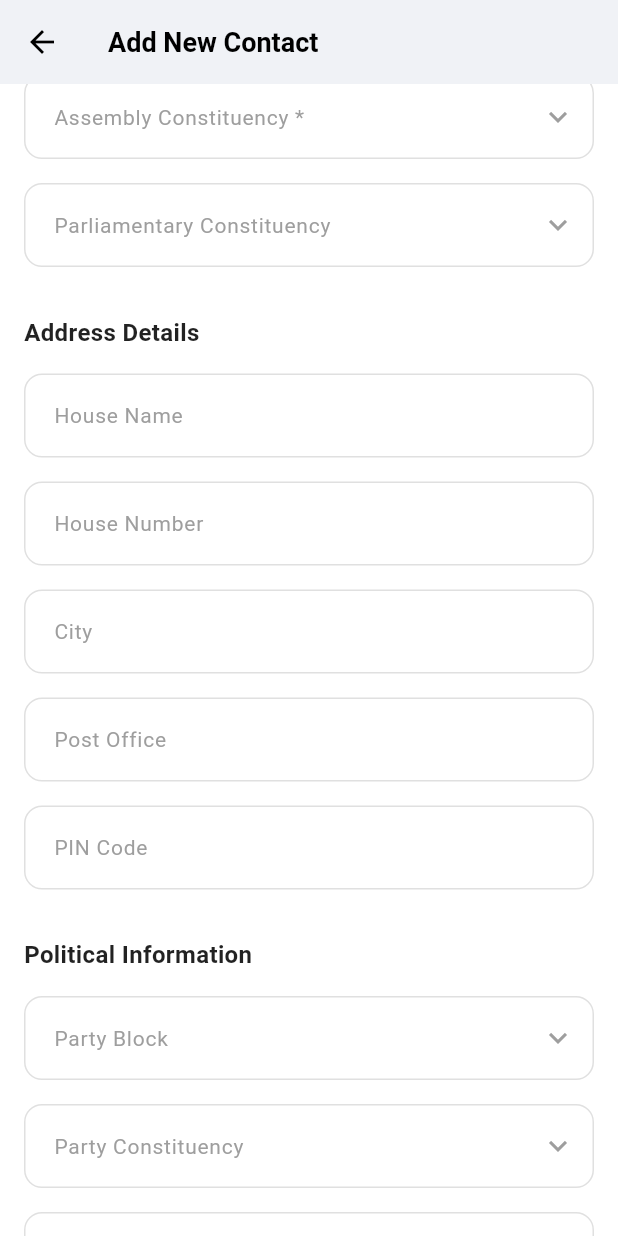
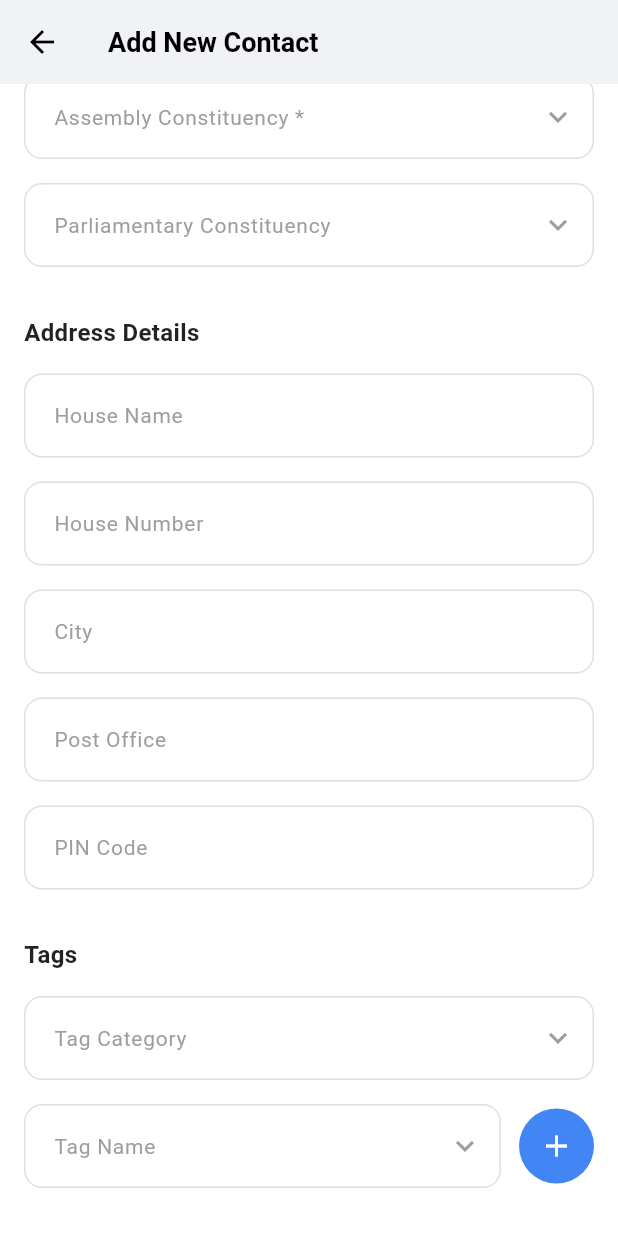
Before and after one commit to alanjoseph2004/contact_app, a Flutter app: the NewAllContactUI screen opened directly with empty values, scrolled down 576 dp, on a phone screen of 412 x 824 dp. Run offline on Flutter 3.47's test engine with Material 3 defaults, Android fonts, the phone set to English and light mode, and no system bars; our stand-ins replace shared_preferences; accounts and stored records are empty.

Commit message:
tag widget and commented out extra text fields

```diff
--- a/lib/screens/new_all_contact_ui.dart
+++ b/lib/screens/new_all_contact_ui.dart
@@ -29,11 +29,11 @@ class NewAllContactUI extends StatelessWidget {
   final int? selectedDistrict;
   final int? selectedAssemblyConstituency;
   final int? selectedParliamentaryConstituency;
-  final int? selectedPartyBlock;
-  final int? selectedPartyConstituency;
-  final int? selectedBooth;
-  final int? selectedLocalBody;
-  final int? selectedWard;
+  // final int? selectedPartyBlock;
+  // final int? selectedPartyConstituency;
+  // final int? selectedBooth;
+  // final int? selectedLocalBody;
+  // final int? selectedWard;
   final int? selectedTagCategory;
   final int? selectedTagName;
   final List<int> selectedTagIds;
@@ -51,11 +51,11 @@ class NewAllContactUI extends StatelessWidget {
   final Function(int?) onDistrictChanged;
   final Function(int?) onAssemblyConstituencyChanged;
   final Function(int?) onParliamentaryConstituencyChanged;
-  final Function(int?) onPartyBlockChanged;
-  final Function(int?) onPartyConstituencyChanged;
-  final Function(int?) onBoothChanged;
-  final Function(int?) onLocalBodyChanged;
-  final Function(int?) onWardChanged;
+  // final Function(int?) onPartyBlockChanged;
+  // final Function(int?) onPartyConstituencyChanged;
+  // final Function(int?) onBoothChanged;
+  // final Function(int?) onLocalBodyChanged;
+  // final Function(int?) onWardChanged;
   final Function(int?) onTagCategoryChanged;
   final Function(int?) onTagNameChanged;
   final VoidCallback onAddTag;
@@ -85,11 +85,11 @@ class NewAllContactUI extends StatelessWidget {
     required this.selectedDistrict,
     required this.selectedAssemblyConstituency,
     required this.selectedParliamentaryConstituency,
-    required this.selectedPartyBlock,
-    required this.selectedPartyConstituency,
-    required this.selectedBooth,
-    required this.selectedLocalBody,
-    required this.selectedWard,
+    // required this.selectedPartyBlock,
+    // required this.selectedPartyConstituency,
+    // required this.selectedBooth,
+    // required this.selectedLocalBody,
+    // required this.selectedWard,
     required this.selectedTagCategory,
     required this.selectedTagName,
     required this.selectedTagIds,
@@ -103,11 +103,11 @@ class NewAllContactUI extends StatelessWidget {
     required this.onDistrictChanged,
     required this.onAssemblyConstituencyChanged,
     required this.onParliamentaryConstituencyChanged,
-    required this.onPartyBlockChanged,
-    required this.onPartyConstituencyChanged,
-    required this.onBoothChanged,
-    required this.onLocalBodyChanged,
-    required this.onWardChanged,
+    // required this.onPartyBlockChanged,
+    // required this.onPartyConstituencyChanged,
+    // required this.onBoothChanged,
+    // required this.onLocalBodyChanged,
+    // required this.onWardChanged,
     required this.onTagCategoryChanged,
     required this.onTagNameChanged,
     required this.onAddTag,
@@ -310,7 +310,8 @@ class NewAllContactUI extends StatelessWidget {
                           ),
                           const SizedBox(height: 32),
 
-                          // Political Information Section
+                          // Political Information Section - COMMENTED OUT
+                          /*
                           FormUtils.buildSectionTitle('Political Information'),
                           const SizedBox(height: 16),
 
@@ -358,81 +359,27 @@ class NewAllContactUI extends StatelessWidget {
                             onChanged: (value) {}, // Disabled until you have the data
                           ),
                           const SizedBox(height: 32),
+                          */
 
-                          // Tags Section - Custom implementation to match your existing structure
-                          FormUtils.buildSectionTitle('Tags'),
-                          const SizedBox(height: 16),
-
-                          // Tag Category Dropdown
-                          FormUtils.buildDropdownField<int?>(
-                            value: selectedTagCategory,
-                            labelText: 'Tag Category',
-                            items: tagCategories.map((category) {
-                              return DropdownMenuItem<int?>(
-                                value: category['id'],
-                                child: Text(category['name'] ?? 'Unknown'),
-                              );
+                          // Tags Section - Using AddTagsWidget
+                          AddTagsWidget(
+                            selectedTagCategory: selectedTagCategory,
+                            selectedTagName: selectedTagName,
+                            tagCategories: tagCategories,
+                            availableTagNames: tags,
+                            tags: selectedTagIds.map((tagId) {
+                              return {
+                                'id': tagId,
+                                'name': getTagName(tagId),
+                              };
                             }).toList(),
-                            onChanged: onTagCategoryChanged,
+                            onTagCategoryChanged: onTagCategoryChanged,
+                            onTagNameChanged: onTagNameChanged,
+                            onAddTag: onAddTag,
+                            onRemoveTag: (tag) => onRemoveTag(tag['id']),
+                            sectionTitle: 'Tags',
+                            showSectionTitle: true,
                           ),
-                          const SizedBox(height: 16),
-
-                          // Tag Name Dropdown with Add Button
-                          Row(
-                            children: [
-                              Expanded(
-                                child: FormUtils.buildDropdownField<int?>(
-                                  value: selectedTagName,
-                                  labelText: 'Tag Name',
-                                  items: tags.map((tag) {
-                                    return DropdownMenuItem<int?>(
-                                      value: tag['id'],
-                                      child: Text(tag['name'] ?? 'Unknown'),
-                                    );
-                                  }).toList(),
-                                  onChanged: selectedTagCategory != null ? onTagNameChanged : (value) {},
-                                ),
-                              ),
-                              const SizedBox(width: 12),
-                              ElevatedButton(
-                                onPressed: selectedTagName != null ? onAddTag : null,
-                                style: ElevatedButton.styleFrom(
-                                  backgroundColor: primaryColor,
-                                  foregroundColor: Colors.white,
-                                  padding: const EdgeInsets.symmetric(horizontal: 16, vertical: 12),
-                                ),
-                                child: const Text('Add'),
-                              ),
-                            ],
-                          ),
-                          const SizedBox(height: 16),
-
-                          // Selected Tags Display
-                          if (selectedTagIds.isNotEmpty) ...[
-                            const Text(
-                              'Selected Tags:',
-                              style: TextStyle(
-                                fontSize: 16,
-                                fontWeight: FontWeight.w600,
-                                color: Colors.black87,
-                              ),
-                            ),
-                            const SizedBox(height: 8),
-                            Wrap(
-                              spacing: 8,
-                              runSpacing: 8,
-                              children: selectedTagIds.map((tagId) {
-                                return Chip(
-                                  label: Text(getTagName(tagId)),
-                                  deleteIcon: const Icon(Icons.close, size: 18),
-                                  onDeleted: () => onRemoveTag(tagId),
-                                  backgroundColor: primaryColor.withOpacity(0.1),
-                                  labelStyle: TextStyle(color: primaryColor),
-                                  deleteIconColor: primaryColor,
-                                );
-                              }).toList(),
-                            ),
-                          ],
                           const SizedBox(height: 32),
 
                           // Additional Information Section
```
Also changed, not shown: lib/screens/new_all_contact.dart (+20 -20 lines).
